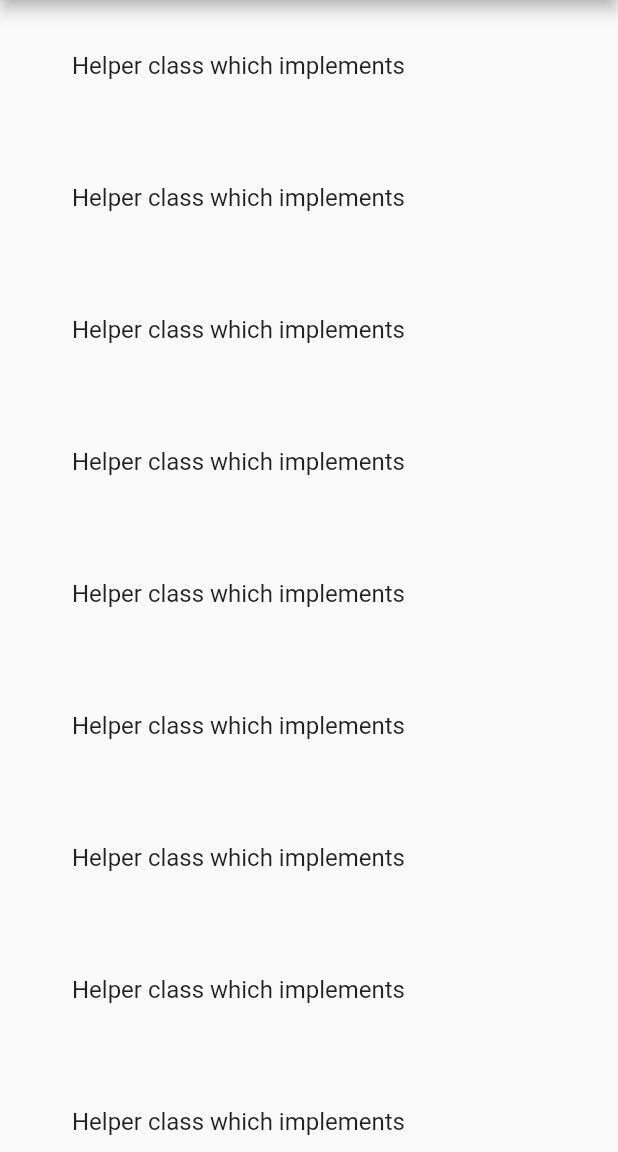
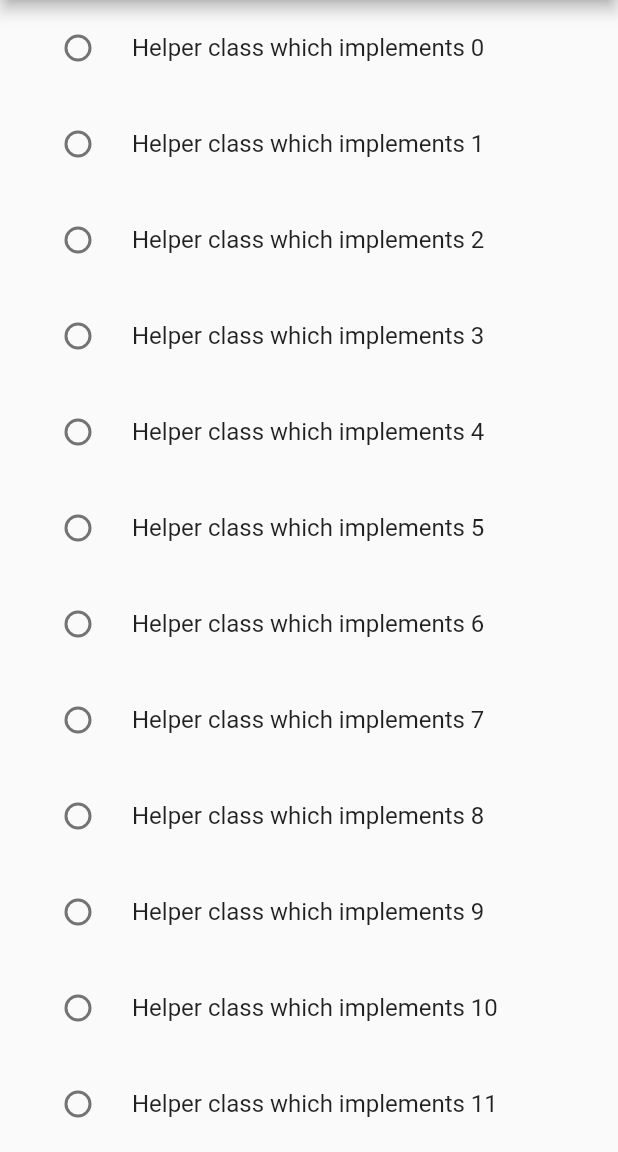
Before and after one commit to IraSmalko/referendum, a Flutter app: the screen it shows after launch, on a phone screen of 412 x 824 dp, the part 84-1236 px from its top. Run offline on Flutter 3.47's test engine with Material 2 defaults, Android fonts, the phone set to English and light mode, and no system bars; missing offline and left inert: barcode_scan.

Commit message:
RadioList working fine

```diff
--- a/lib/main.dart
+++ b/lib/main.dart
@@ -1,5 +1,4 @@
 import 'package:flutter/material.dart';
-import 'package:referendum/home/home.dart';
 import 'package:referendum/screens/list/list_screen.dart';
 
 void main() => runApp(new MyApp());
@@ -10,7 +9,7 @@ class MyApp extends StatelessWidget {
     return MaterialApp(
       title: 'Referendum',
       routes: {
-        HomeScreen.path: (ctx) => HomeScreen(),
+        //    HomeScreen.path: (ctx) => HomeScreen(),
         ListScreen.path: (ctx) => ListScreen(),
       },
       theme: ThemeData(
--- a/lib/repository/mock_repo.dart
+++ b/lib/repository/mock_repo.dart
@@ -3,6 +3,6 @@ import 'package:referendum/data/poll.dart';
 class MockRepo {
   static List<PollItem> getPollList() {
     return List<PollItem>.generate(
-        100, (i) => PollItem("Helper class which implements"));
+        100, (i) => PollItem("Helper class which implements " + i.toString()));
   }
 }
--- a/lib/screens/list/list_screen.dart
+++ b/lib/screens/list/list_screen.dart
@@ -1,6 +1,6 @@
 import 'package:flutter/material.dart';
+import 'package:referendum/data/poll.dart';
 import 'package:referendum/repository/mock_repo.dart';
-import 'package:referendum/screens/list/widgets/list_item.dart';
 
 class ListScreen extends StatefulWidget {
   static final String path = "/";
@@ -14,6 +14,8 @@ class ListScreen extends StatefulWidget {
 class _ListScreenState extends State<ListScreen> {
   final items = MockRepo.getPollList();
 
+  PollItem _selection;
+
   @override
   Widget build(BuildContext context) {
     final title = 'Let\'s start a referendum';
@@ -24,11 +26,28 @@ class _ListScreenState extends State<ListScreen> {
       body: new ListView.builder(
         itemCount: items.length,
         itemBuilder: (context, index) {
-              return Padding(
+          final item = items[index];
+          return ConstrainedBox(
+            constraints: BoxConstraints(minHeight: 24.0),
+            child: new Padding(
               padding:
-                      EdgeInsets.symmetric(horizontal: 16.0, vertical: 8.0),
-                  child: ListItemWidget(items[index]));
-            }));
+                  const EdgeInsets.symmetric(horizontal: 16.0, vertical: 4.0),
+              child: RadioListTile(
+                value: item,
+                title: Text(item.id),
+                groupValue: _selection,
+                selected: item == _selection,
+                onChanged: (s) {
+                  setState(() {
+                    _selection = s;
+                  });
+                },
+              ),
+            ),
+          );
+        },
+      ),
+    );
   }
 
   void sendVoteResult() {}
--- a/lib/screens/list/widgets/list_item.dart
+++ /dev/null
@@ -1,20 +0,0 @@
-import 'package:flutter/material.dart';
-import 'package:referendum/data/poll.dart';
-
-class ListItemWidget extends StatelessWidget {
-  final PollItem item;
-
-  ListItemWidget(this.item);
-
-  @override
-  Widget build(BuildContext context) {
-    return ConstrainedBox(
-        constraints: BoxConstraints(minHeight: 48.0),
-        child: new Padding(
-          padding: const EdgeInsets.symmetric(horizontal: 16.0, vertical: 8.0),
-          child: ListTile(
-            title: Text(item.id),
-          ),
-        ));
-  }
-}
```
Lines whose indentation alone changed are shown as unchanged.
